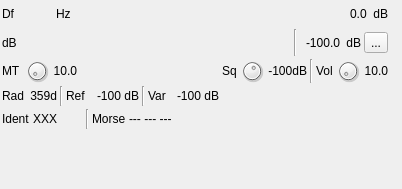
Before: the Qt Designer form plugins/channelrx/demodvorsc/vordemodscgui.ui in f4exb/sdrangel, drawn with Qt 5.
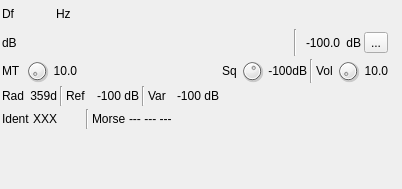
After: the same form once the commit is applied. Icons and pictures are not drawn. Custom widgets are drawn as their Qt base class.

Commit message: VOR single channel and localizer feature: added documentation

```diff
--- a/plugins/channelrx/demodvorsc/vordemodscgui.ui
+++ b/plugins/channelrx/demodvorsc/vordemodscgui.ui
@@ -144,30 +144,6 @@
         </property>
        </spacer>
       </item>
-      <item>
-       <layout class="QHBoxLayout" name="channelPowerLayout_2">
-        <item>
-         <widget class="QLabel" name="channelPower_2">
-          <property name="toolTip">
-           <string>Channel power</string>
-          </property>
-          <property name="layoutDirection">
-           <enum>Qt::RightToLeft</enum>
-          </property>
-          <property name="text">
-           <string>0.0</string>
-          </property>
-         </widget>
-        </item>
-        <item>
-         <widget class="QLabel" name="channelPowerUnits_2">
-          <property name="text">
-           <string> dB</string>
-          </property>
-         </widget>
-        </item>
-       </layout>
-      </item>
      </layout>
     </item>
     <item>
```
The commit also changes 11 other files.
